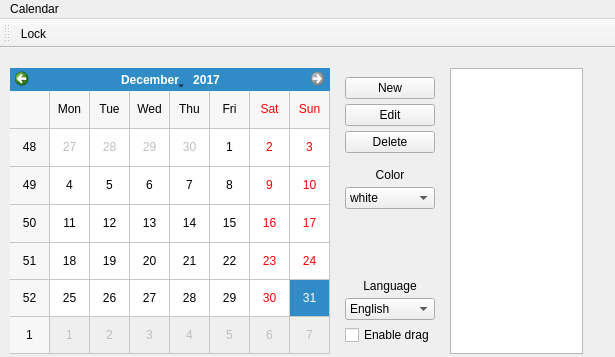
The window that project/chameleon/windows/calendar_win.ui (dubidubiduba/chameleon) describes before a commit, drawn with Qt 5.
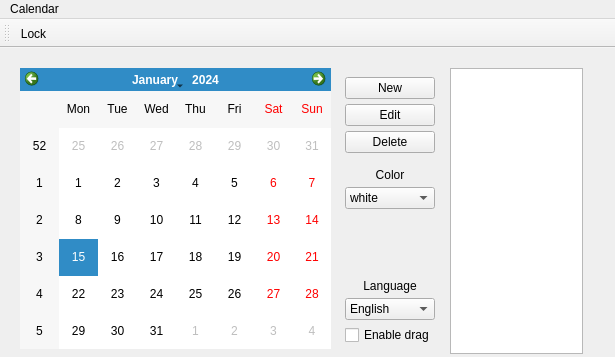
The same window after the commit. Custom widgets are drawn as their Qt base class.

Commit message: 合并番茄钟与日历

```diff
--- a/project/chameleon/windows/calendar_win.ui
+++ b/project/chameleon/windows/calendar_win.ui
@@ -14,39 +14,6 @@
    <string>MainWindow</string>
   </property>
   <widget class="QWidget" name="centralwidget">
-   <widget class="MyCalendar" name="calendar">
-    <property name="geometry">
-     <rect>
-      <x>10</x>
-      <y>20</y>
-      <width>320</width>
-      <height>286</height>
-     </rect>
-    </property>
-    <property name="mouseTracking">
-     <bool>true</bool>
-    </property>
-    <property name="acceptDrops">
-     <bool>true</bool>
-    </property>
-    <property name="minimumDate">
-     <date>
-      <year>2000</year>
-      <month>1</month>
-      <day>1</day>
-     </date>
-    </property>
-    <property name="maximumDate">
-     <date>
-      <year>2017</year>
-      <month>12</month>
-      <day>31</day>
-     </date>
-    </property>
-    <property name="gridVisible">
-     <bool>true</bool>
-    </property>
-   </widget>
    <widget class="QFrame" name="Frame">
     <property name="geometry">
      <rect>
@@ -214,6 +181,16 @@
      <bool>true</bool>
     </property>
    </widget>
+   <widget class="MyCalendar" name="calendar">
+    <property name="geometry">
+     <rect>
+      <x>20</x>
+      <y>20</y>
+      <width>311</width>
+      <height>281</height>
+     </rect>
+    </property>
+   </widget>
   </widget>
   <widget class="QMenuBar" name="menubar">
    <property name="geometry">
```
The commit also changes 1 other file.
